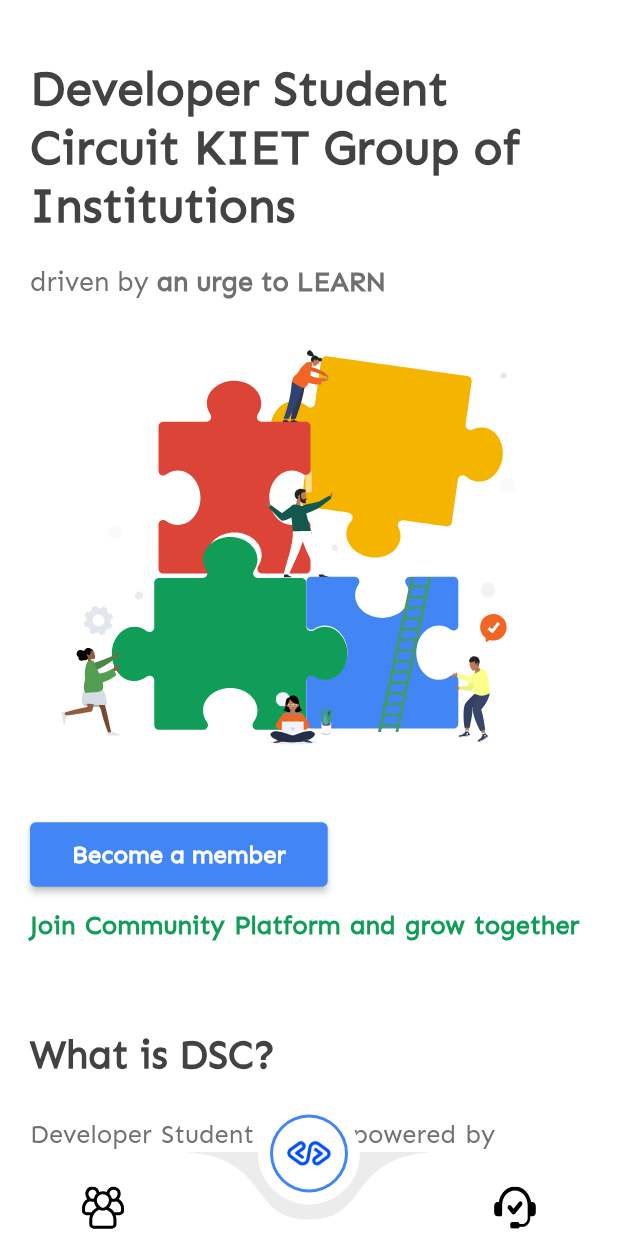
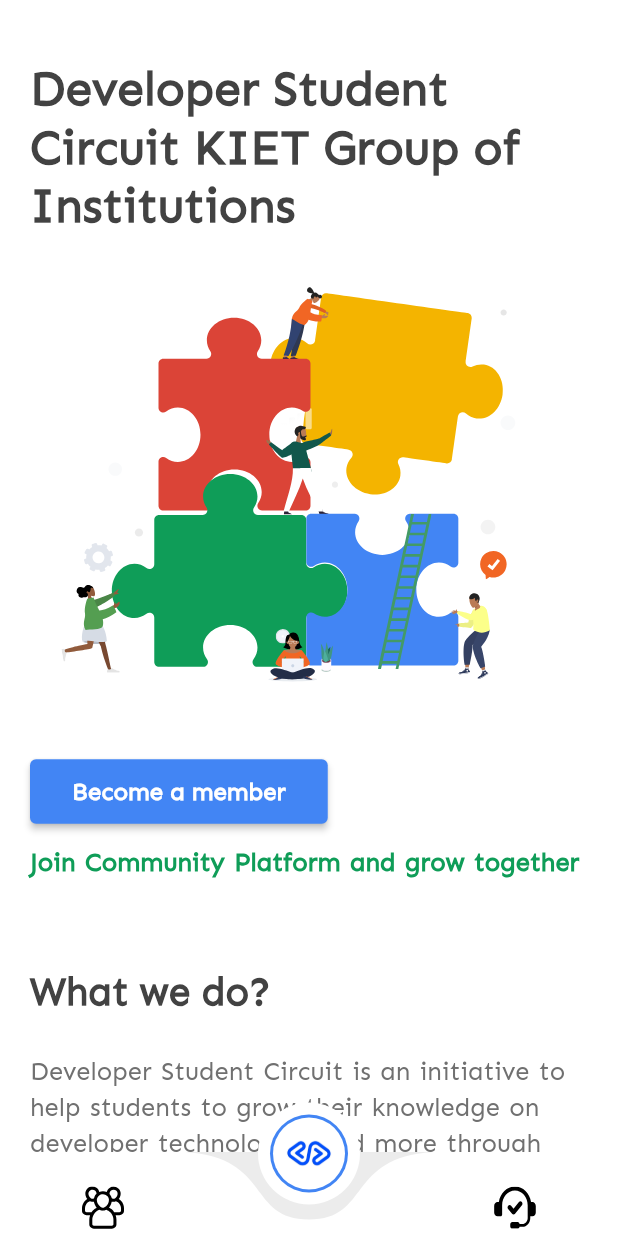
Before and after one commit to dsckiet/DSC-KIET-APP, a Flutter app: the screen it shows after launch, on a phone screen of 412 x 824 dp. Run offline on Flutter 3.47's test engine with Material 2 defaults, Android fonts, the light colour scheme and no system bars; drawn by our look-alikes of curved_navigation_bar; our stand-ins replace bloc, cached_network_image, firebase_core, firebase_messaging, flutter_bloc, flutter_riverpod and 4 more; accounts and stored records are empty.

Commit message:
content changed

```diff
--- a/lib/screens/homescreen.dart
+++ b/lib/screens/homescreen.dart
@@ -63,14 +63,6 @@
           'Developer Student Circuit KIET Group of Institutions',
           style: heading(context),
         ),
-        smallPadding,
-        Text.rich(
-            TextSpan(text: 'driven by ', style: body2(context), children: [
-          TextSpan(
-            text: 'an urge to LEARN',
-            style: body2(context).copyWith(fontWeight: FontWeight.bold),
-          ),
-        ])),
         Padding(
           padding: const EdgeInsets.only(right: 28.0, top: 4, bottom: 4),
           child: Lottie.asset('assets/images/splash_animation.json'),
--- a/lib/widgets/about_us_section.dart
+++ b/lib/widgets/about_us_section.dart
@@ -50,12 +50,12 @@
   Widget build(BuildContext context) {
     final size = MediaQuery.of(context).size;
     final String whatWeDo =
-        '\nDeveloper Student Circuit powered by friendly developers is an initiative to help students to grow their knowledge on developer technologies and more through peer-to-peer workshops and events, and gain relevant industry experience.';
+        '\nDeveloper Student Circuit is an initiative to help students to grow their knowledge on developer technologies and more through peer to peer workshops and events, and gain relevant industry experience.';
     return Column(
       crossAxisAlignment: CrossAxisAlignment.start,
       children: [
         Text(
-          'What is DSC?',
+          'What we do?',
           style: subHeading(context),
         ),
         Text(
@@ -128,7 +128,7 @@
           ),
         ),
         Text(
-          'Developer Student Circuit KIET is driven by an urge to Learn, build and develop innovative tech.\n\nThe motive is to create an ecosystem of programmers & developers in the campus by helping them to learn and build projects.',
+          'We try to engage student developers through our hack, events, codelabs, and meetups.\n\nThe motive is to create an ecosystem of programmers & developers in the campus by helping them to learn and build projects.',
           style: body1(context),
         ),
         largePadding,
```
